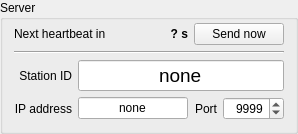
AMOS-uniba/amos-client, file widgets/qserver.ui: the form before one commit.
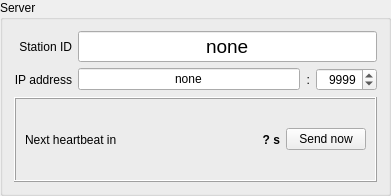
The form after the commit.

Diff of the .ui file:
```diff
--- a/widgets/qserver.ui
+++ b/widgets/qserver.ui
@@ -6,8 +6,8 @@
    <rect>
     <x>0</x>
     <y>0</y>
-    <width>298</width>
-    <height>120</height>
+    <width>391</width>
+    <height>196</height>
    </rect>
   </property>
   <property name="windowTitle">
@@ -17,68 +17,11 @@
    <string>Server</string>
   </property>
   <layout class="QGridLayout" name="gridLayout">
-   <property name="topMargin">
-    <number>3</number>
-   </property>
-   <item row="3" column="1">
-    <widget class="QLineEdit" name="le_ip">
-     <property name="sizePolicy">
-      <sizepolicy hsizetype="Preferred" vsizetype="Fixed">
-       <horstretch>5</horstretch>
-       <verstretch>0</verstretch>
-      </sizepolicy>
-     </property>
-     <property name="inputMask">
-      <string/>
-     </property>
-     <property name="text">
-      <string>none</string>
-     </property>
-     <property name="maxLength">
-      <number>32767</number>
-     </property>
-     <property name="alignment">
-      <set>Qt::AlignCenter</set>
-     </property>
-    </widget>
-   </item>
    <item row="2" column="0">
-    <widget class="QLabel" name="lx_station_id">
-     <property name="sizePolicy">
-      <sizepolicy hsizetype="Preferred" vsizetype="Preferred">
-       <horstretch>1</horstretch>
-       <verstretch>0</verstretch>
-      </sizepolicy>
-     </property>
-     <property name="text">
-      <string>Station ID</string>
-     </property>
-     <property name="alignment">
-      <set>Qt::AlignRight|Qt::AlignTrailing|Qt::AlignVCenter</set>
-     </property>
-    </widget>
-   </item>
-   <item row="3" column="2">
-    <widget class="QLabel" name="lx_port">
-     <property name="sizePolicy">
-      <sizepolicy hsizetype="Preferred" vsizetype="Preferred">
-       <horstretch>1</horstretch>
-       <verstretch>0</verstretch>
-      </sizepolicy>
-     </property>
-     <property name="text">
-      <string>Port</string>
-     </property>
-     <property name="alignment">
-      <set>Qt::AlignRight|Qt::AlignTrailing|Qt::AlignVCenter</set>
-     </property>
-    </widget>
-   </item>
-   <item row="3" column="0">
     <widget class="QLabel" name="lx_ip">
      <property name="sizePolicy">
-      <sizepolicy hsizetype="Preferred" vsizetype="Preferred">
-       <horstretch>1</horstretch>
+      <sizepolicy hsizetype="Minimum" vsizetype="Preferred">
+       <horstretch>0</horstretch>
        <verstretch>0</verstretch>
       </sizepolicy>
      </property>
@@ -90,11 +33,76 @@
      </property>
     </widget>
    </item>
-   <item row="3" column="3">
+   <item row="3" column="0" colspan="5">
+    <widget class="QFrame" name="frame">
+     <property name="frameShape">
+      <enum>QFrame::Shape::Box</enum>
+     </property>
+     <property name="frameShadow">
+      <enum>QFrame::Shadow::Raised</enum>
+     </property>
+     <layout class="QHBoxLayout" name="horizontalLayout">
+      <item>
+       <widget class="QLabel" name="lx_countdown">
+        <property name="sizePolicy">
+         <sizepolicy hsizetype="Preferred" vsizetype="Preferred">
+          <horstretch>10</horstretch>
+          <verstretch>0</verstretch>
+         </sizepolicy>
+        </property>
+        <property name="text">
+         <string>Next heartbeat in</string>
+        </property>
+       </widget>
+      </item>
+      <item>
+       <widget class="QLabel" name="lb_countdown">
+        <property name="sizePolicy">
+         <sizepolicy hsizetype="Preferred" vsizetype="Preferred">
+          <horstretch>0</horstretch>
+          <verstretch>0</verstretch>
+         </sizepolicy>
+        </property>
+        <property name="minimumSize">
+         <size>
+          <width>50</width>
+          <height>0</height>
+         </size>
+        </property>
+        <property name="font">
+         <font>
+          <bold>true</bold>
+         </font>
+        </property>
+        <property name="text">
+         <string>? s</string>
+        </property>
+        <property name="alignment">
+         <set>Qt::AlignmentFlag::AlignRight|Qt::AlignmentFlag::AlignTrailing|Qt::AlignmentFlag::AlignVCenter</set>
+        </property>
+       </widget>
+      </item>
+      <item>
+       <widget class="QPushButton" name="bt_send_heartbeat">
+        <property name="sizePolicy">
+         <sizepolicy hsizetype="Minimum" vsizetype="Fixed">
+          <horstretch>0</horstretch>
+          <verstretch>0</verstretch>
+         </sizepolicy>
+        </property>
+        <property name="text">
+         <string>Send now</string>
+        </property>
+       </widget>
+      </item>
+     </layout>
+    </widget>
+   </item>
+   <item row="2" column="4">
     <widget class="QSpinBox" name="sb_port">
      <property name="sizePolicy">
       <sizepolicy hsizetype="Preferred" vsizetype="Fixed">
-       <horstretch>1</horstretch>
+       <horstretch>0</horstretch>
        <verstretch>0</verstretch>
       </sizepolicy>
      </property>
@@ -115,11 +123,65 @@
      </property>
     </widget>
    </item>
-   <item row="2" column="1" colspan="3">
+   <item row="0" column="0">
+    <widget class="QLabel" name="lx_station_id">
+     <property name="sizePolicy">
+      <sizepolicy hsizetype="Preferred" vsizetype="Preferred">
+       <horstretch>0</horstretch>
+       <verstretch>0</verstretch>
+      </sizepolicy>
+     </property>
+     <property name="text">
+      <string>Station ID</string>
+     </property>
+     <property name="alignment">
+      <set>Qt::AlignmentFlag::AlignRight|Qt::AlignmentFlag::AlignTrailing|Qt::AlignmentFlag::AlignVCenter</set>
+     </property>
+    </widget>
+   </item>
+   <item row="2" column="3">
+    <widget class="QLabel" name="lx_port">
+     <property name="sizePolicy">
+      <sizepolicy hsizetype="Maximum" vsizetype="Preferred">
+       <horstretch>0</horstretch>
+       <verstretch>0</verstretch>
+      </sizepolicy>
+     </property>
+     <property name="text">
+      <string>:</string>
+     </property>
+     <property name="alignment">
+      <set>Qt::AlignmentFlag::AlignRight|Qt::AlignmentFlag::AlignTrailing|Qt::AlignmentFlag::AlignVCenter</set>
+     </property>
+    </widget>
+   </item>
+   <item row="2" column="1" colspan="2">
+    <widget class="QLineEdit" name="le_ip">
+     <property name="sizePolicy">
+      <sizepolicy hsizetype="Preferred" vsizetype="Fixed">
+       <horstretch>1</horstretch>
+       <verstretch>0</verstretch>
+      </sizepolicy>
+     </property>
+     <property name="inputMask">
+      <string/>
+     </property>
+     <property name="text">
+      <string>none</string>
+     </property>
+     <property name="maxLength">
+      <number>32767</number>
+     </property>
+     <property name="alignment">
+      <set>Qt::AlignmentFlag::AlignCenter</set>
+     </property>
+    </widget>
+   </item>
+   <item row="0" column="1" colspan="4">
     <widget class="QLineEdit" name="le_station_id">
      <property name="sizePolicy">
       <sizepolicy hsizetype="Preferred" vsizetype="Fixed">
-       <horstretch>1</horstretch>
+       <horstretch>0</horstretch>
        <verstretch>0</verstretch>
       </sizepolicy>
      </property>
@@ -139,65 +201,6 @@
      </property>
     </widget>
    </item>
-   <item row="1" column="0" colspan="4">
-    <widget class="Line" name="line">
-     <property name="orientation">
-      <enum>Qt::Horizontal</enum>
-     </property>
-    </widget>
-   </item>
-   <item row="0" column="2" colspan="2">
-    <widget class="QPushButton" name="bt_send_heartbeat">
-     <property name="sizePolicy">
-      <sizepolicy hsizetype="Minimum" vsizetype="Fixed">
-       <horstretch>0</horstretch>
-       <verstretch>0</verstretch>
-      </sizepolicy>
-     </property>
-     <property name="text">
-      <string>Send now</string>
-     </property>
-    </widget>
-   </item>
-   <item row="0" column="0" colspan="2">
-    <layout class="QHBoxLayout" name="lo_countdown">
-     <item>
-      <widget class="QLabel" name="lx_countdown">
-       <property name="sizePolicy">
-        <sizepolicy hsizetype="Preferred" vsizetype="Preferred">
-         <horstretch>10</horstretch>
-         <verstretch>0</verstretch>
-        </sizepolicy>
-       </property>
-       <property name="text">
-        <string>Next heartbeat in</string>
-       </property>
-      </widget>
-     </item>
-     <item>
-      <widget class="QLabel" name="lb_countdown">
-       <property name="sizePolicy">
-        <sizepolicy hsizetype="Preferred" vsizetype="Preferred">
-         <horstretch>1</horstretch>
-         <verstretch>0</verstretch>
-        </sizepolicy>
-       </property>
-       <property name="font">
-        <font>
-         <weight>75</weight>
-         <bold>true</bold>
-        </font>
-       </property>
-       <property name="text">
-        <string>? s</string>
-       </property>
-       <property name="alignment">
-        <set>Qt::AlignRight|Qt::AlignTrailing|Qt::AlignVCenter</set>
-       </property>
-      </widget>
-     </item>
-    </layout>
-   </item>
   </layout>
  </widget>
  <tabstops>
```
Left out of the diff: 10 changed lines with no effect on the pictures.
